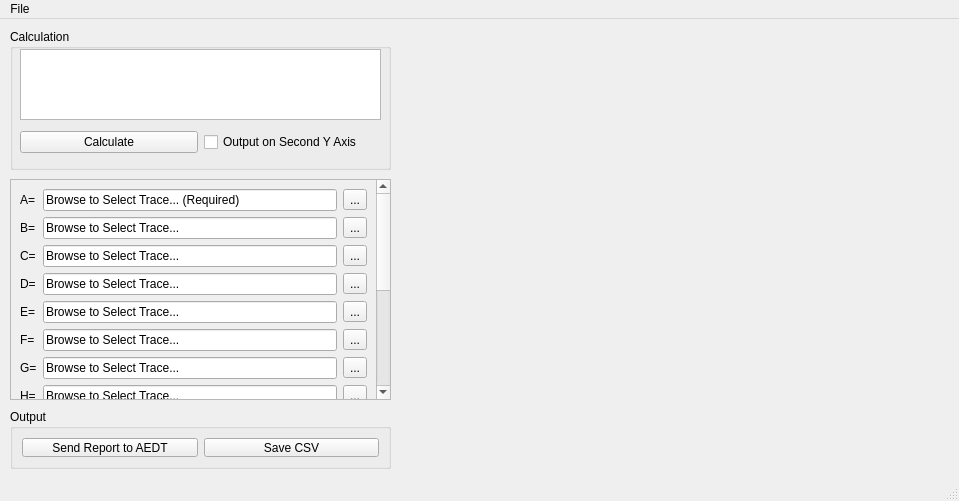
First picture: the form in Lib/gui_main.ui, repository ariensligar/compare_traces, before the edit.
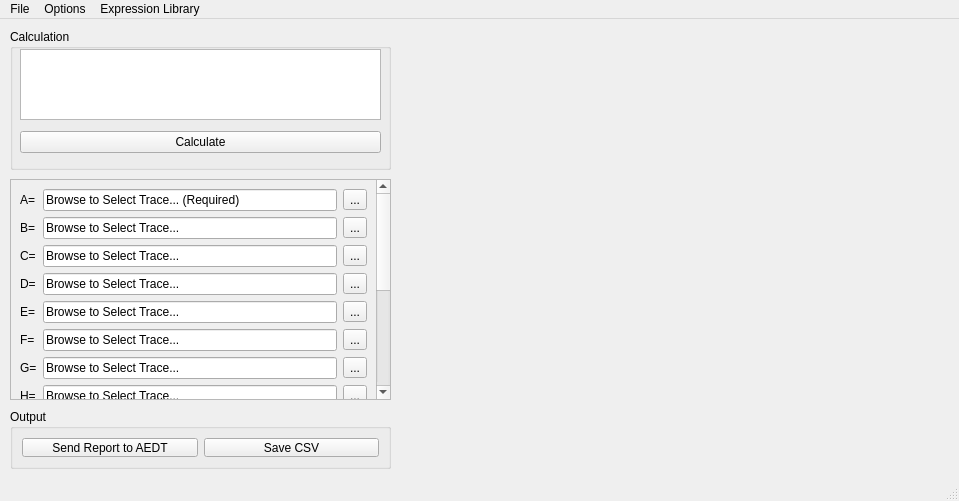
Second picture: the form after the edit.

Commit message: added more plot options and expression library

Patch:
```diff
--- a/Lib/gui_main.ui
+++ b/Lib/gui_main.ui
@@ -473,13 +473,6 @@
         </property>
        </widget>
       </item>
-      <item>
-       <widget class="QCheckBox" name="secondary_axis_checkbox">
-        <property name="text">
-         <string>Output on Second Y Axis</string>
-        </property>
-       </widget>
-      </item>
      </layout>
     </widget>
    </widget>
@@ -511,7 +504,24 @@
     </widget>
     <addaction name="menuSelect_AEDT_Instance"/>
    </widget>
+   <widget class="QMenu" name="menuOptions">
+    <property name="title">
+     <string>Options</string>
+    </property>
+    <addaction name="actionOutput_on_Second_Y_Axis"/>
+    <addaction name="actionOnly_Show_Output"/>
+    <addaction name="actionOnly_Show_Input"/>
+    <addaction name="separator"/>
+   </widget>
+   <widget class="QMenu" name="menuExpression_Library">
+    <property name="title">
+     <string>Expression Library</string>
+    </property>
+    <addaction name="action_expression1"/>
+   </widget>
    <addaction name="menuFile"/>
+   <addaction name="menuOptions"/>
+   <addaction name="menuExpression_Library"/>
   </widget>
   <widget class="QStatusBar" name="statusBar"/>
   <action name="action2022_1">
```
Left out of the diff: 29 changed lines with no effect on the pictures. The commit also changes 3 other files.
